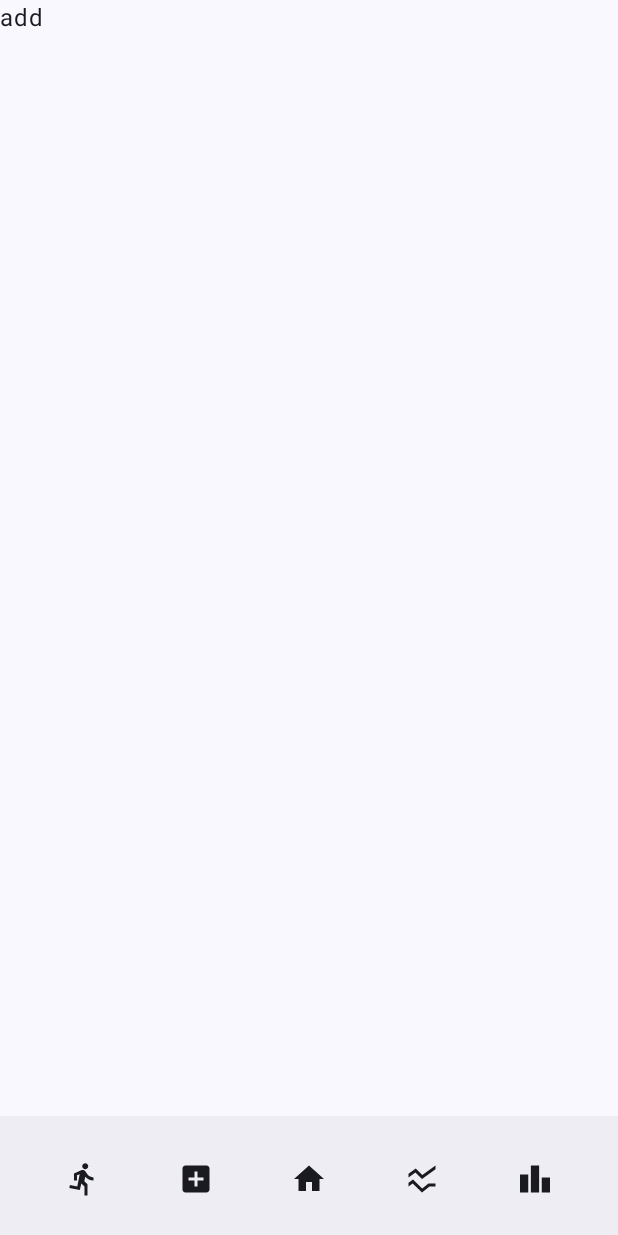
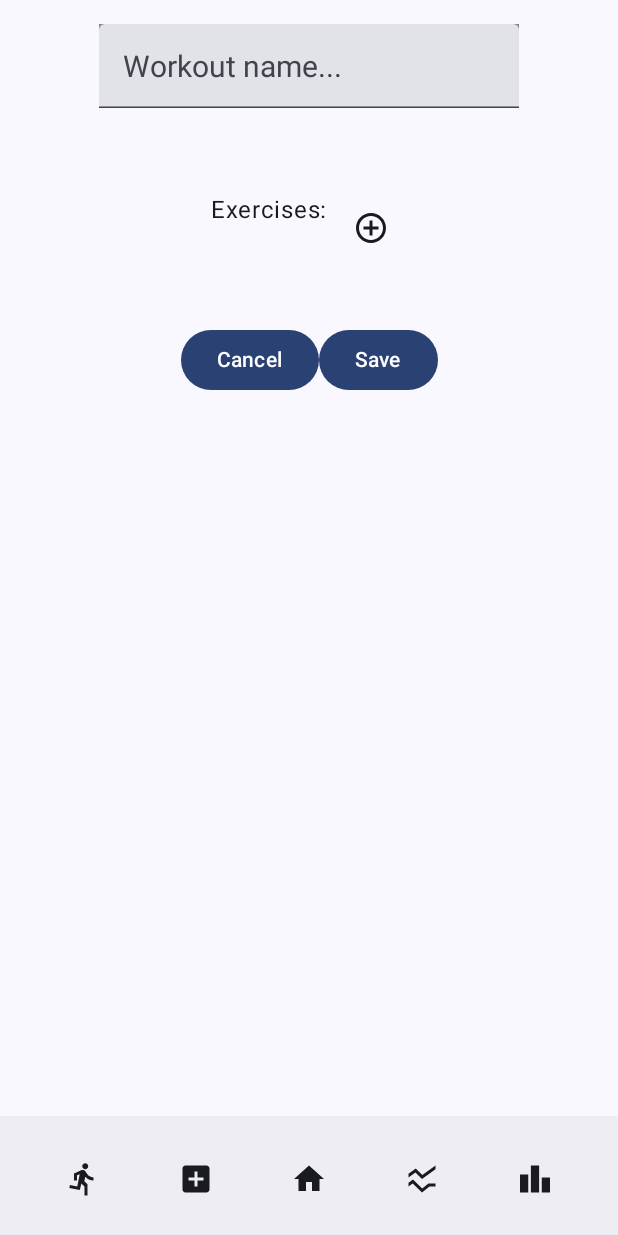
Before and after one commit to BakedBarista/GymLog_Kotlin_Seng303, an Android app built with Jetpack Compose: the Add screen opened through its navigation route, on a phone screen of 412 x 824 dp. Before the commit the screen is almost empty. Run offline under Robolectric (Android 15) with nearby library versions, the phone set to English and light mode, and no system bars.

Commit message:
FEAT: Started developing the create workout screen

```diff
--- a/app/src/main/java/com/example/seng303_groupb_assignment2/MainActivity.kt
+++ b/app/src/main/java/com/example/seng303_groupb_assignment2/MainActivity.kt
@@ -20,6 +20,7 @@ import androidx.navigation.NavController
 import androidx.navigation.compose.NavHost
 import androidx.navigation.compose.composable
 import androidx.navigation.compose.rememberNavController
+import com.example.seng303_groupb_assignment2.models.ManageWorkoutViewModel
 import com.example.seng303_groupb_assignment2.screens.AddWorkout
 import com.example.seng303_groupb_assignment2.screens.Home
 import com.example.seng303_groupb_assignment2.screens.RunWorkout
@@ -46,7 +47,10 @@ class MainActivity : ComponentActivity() {
                                 RunWorkout(navController = navController)
                             }
                             composable("Add") {
-                                AddWorkout(navController = navController)
+                                AddWorkout(
+                                    navController = navController,
+                                    viewModel = ManageWorkoutViewModel(),
+                                )
                             }
                             composable("Progress") {
                                 ViewProgress(navController = navController)
--- /dev/null
+++ b/app/src/main/java/com/example/seng303_groupb_assignment2/models/ManageWorkoutViewModel.kt
@@ -0,0 +1,15 @@
+package com.example.seng303_groupb_assignment2.models
+
+import androidx.compose.runtime.getValue
+import androidx.compose.runtime.mutableStateOf
+import androidx.compose.runtime.setValue
+import androidx.lifecycle.ViewModel
+
+class ManageWorkoutViewModel: ViewModel() {
+    var name by mutableStateOf("")
+        private set
+
+    fun updateName(newName: String) {
+        name = newName
+    }
+}
--- a/app/src/main/java/com/example/seng303_groupb_assignment2/screens/AddWorkoutScreen.kt
+++ b/app/src/main/java/com/example/seng303_groupb_assignment2/screens/AddWorkoutScreen.kt
@@ -1,12 +1,88 @@
 package com.example.seng303_groupb_assignment2.screens
 
+import androidx.compose.foundation.background
+import androidx.compose.foundation.layout.Box
+import androidx.compose.foundation.layout.Column
+import androidx.compose.foundation.layout.Row
+import androidx.compose.foundation.layout.Spacer
+import androidx.compose.foundation.layout.fillMaxSize
+import androidx.compose.foundation.layout.fillMaxWidth
+import androidx.compose.foundation.layout.padding
+import androidx.compose.foundation.lazy.LazyColumn
+import androidx.compose.material3.Button
+import androidx.compose.material3.Icon
+import androidx.compose.material3.IconButton
 import androidx.compose.material3.Text
+import androidx.compose.material3.TextField
 import androidx.compose.runtime.Composable
+import androidx.compose.ui.Alignment
+import androidx.compose.ui.Modifier
+import androidx.compose.ui.graphics.Color
+import androidx.compose.ui.res.painterResource
+import androidx.compose.ui.text.TextStyle
+import androidx.compose.ui.unit.dp
+import androidx.compose.ui.unit.sp
 import androidx.navigation.NavController
+import com.example.seng303_groupb_assignment2.R
+import com.example.seng303_groupb_assignment2.models.ManageWorkoutViewModel
 
 @Composable
 fun AddWorkout(
-    navController: NavController
+    navController: NavController,
+    viewModel: ManageWorkoutViewModel,
 ) {
-    Text(text = "add")
+    // TODO - replace ui text with string resources
+    // TODO - user rememberBy to handle orientation changes
+
+    Column(
+        modifier = Modifier.fillMaxSize(),
+        horizontalAlignment = Alignment.CenterHorizontally
+    ) {
+        Box(
+            modifier = Modifier.fillMaxWidth(),
+            contentAlignment = Alignment.Center
+        ) {
+            val textStyle = TextStyle(
+                fontSize = 20.sp
+            )
+
+            TextField(
+                value = viewModel.name,
+                onValueChange = { viewModel.updateName(it) },
+                textStyle = textStyle,
+                modifier = Modifier
+                    .padding(16.dp)
+                    .background(Color.Gray),
+                placeholder = {
+                    Text("Workout name...", style = textStyle)
+                },
+            )
+        }
+        Spacer(modifier = Modifier.padding(20.dp))
+        Row {
+            // TODO - fix how this looks
+            Text(text = "Exercises: ")
+
+            IconButton(onClick = { /*TODO - add exercise to workout (this opens the modal) */ }) {
+                Icon(
+                    painter = painterResource(id = R.drawable.plus),
+                    contentDescription = "Plus"
+                )
+            }
+        }
+        Spacer(modifier = Modifier.padding(10.dp))
+        // TODO give this a fixed height
+        LazyColumn() {
+            // TODO for each exercise added
+        }
+        Spacer(modifier = Modifier.padding(10.dp))
+        Row {
+            Button(onClick = { /*TODO cancel */ }) {
+                Text(text = "Cancel")
+            }
+            Button(onClick = { /*TODO save workout */ }) {
+                Text(text = "Save")
+            }
+        }
+    }
 }
--- /dev/null
+++ b/app/src/main/res/drawable/plus.xml
@@ -0,0 +1,5 @@
+<vector xmlns:android="http://schemas.android.com/apk/res/android" android:height="24dp" android:tint="#000000" android:viewportHeight="24" android:viewportWidth="24" android:width="24dp">
+
+    <path android:fillColor="@android:color/white" android:pathData="M13,7h-2v4L7,11v2h4v4h2v-4h4v-2h-4L13,7zM12,2C6.48,2 2,6.48 2,12s4.48,10 10,10 10,-4.48 10,-10S17.52,2 12,2zM12,20c-4.41,0 -8,-3.59 -8,-8s3.59,-8 8,-8 8,3.59 8,8 -3.59,8 -8,8z"/>
+
+</vector>
```
